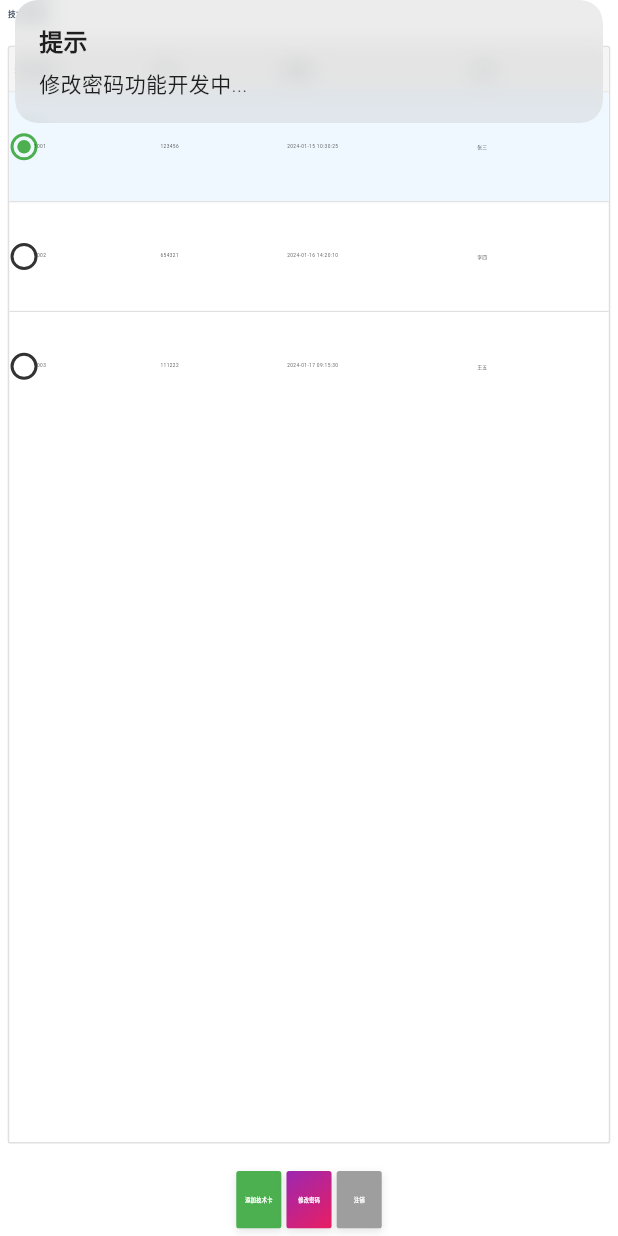
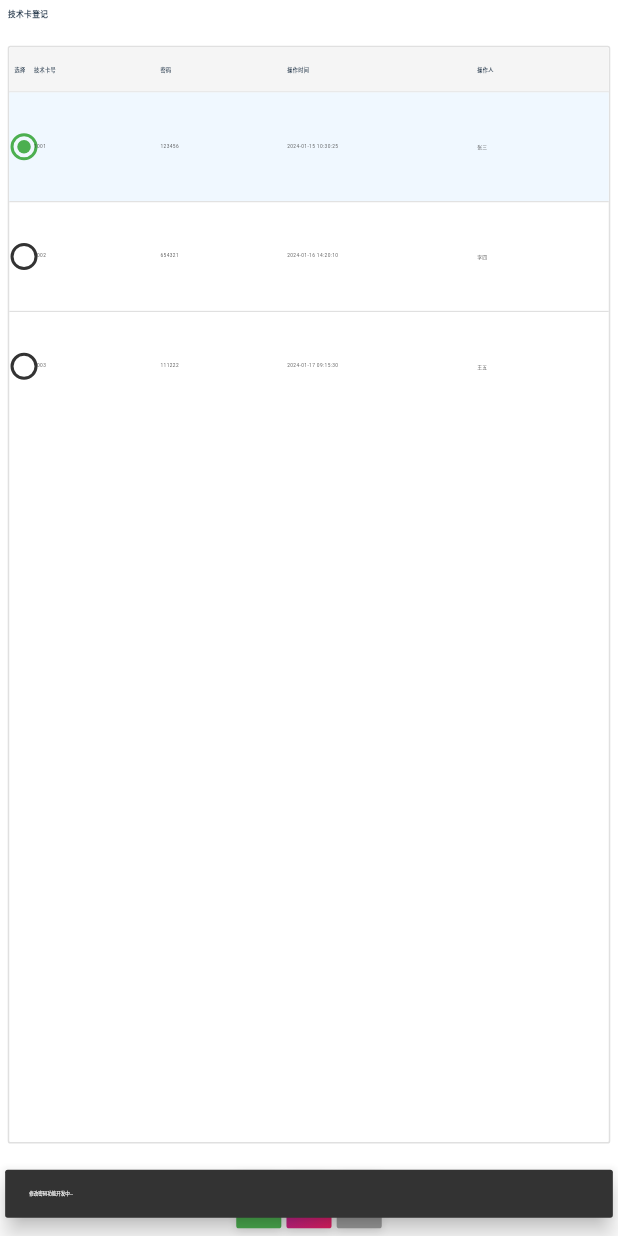
Before and after one commit to jiang-jian/crc1107, a Flutter app: the CardRegistrationView widget shown alone on an empty page, opened directly, after a tap on "修改密码", on a phone screen of 412 x 824 dp. Run offline on Flutter 3.47's test engine with Material 3 defaults, Android fonts, the phone set to English and light mode, and no system bars; our stand-ins replace connectivity_plus, dio, flutter_screenutil, flutter_svg, get, go_router and 2 more; missing offline and left inert: android_intent_plus, nfc_manager, sunmi_flutter_plugin_printer, window_manager; accounts and stored records are empty.

Commit message:
fix(settings): fix button navigation and implement dynamic row selection
- Convert CardRegistrationView to StatefulWidget for state management
- Add _selectedIndex state to track selected table row
- Replace Get.to() with Navigator.push() for MaterialApp.router compatibility
- Replace Get.snackbar with ScaffoldMessenger for proper notification
- Implement dynamic row selection (any row can be selected, not hardcoded)
- Update onTap handlers to use setState for UI updates

Fixes:
- Add technical card button now properly navigates to AddTechnicalCardView
- Change password and logout buttons now show correct snackbar notifications
- Table rows can be selected dynamically with visual feedback

```diff
--- a/lib/modules/settings/views/card_registration_view.dart
+++ b/lib/modules/settings/views/card_registration_view.dart
@@ -3,8 +3,15 @@ import 'package:flutter_screenutil/flutter_screenutil.dart';
 import 'package:get/get.dart';
 import 'add_technical_card_view.dart';
 
-class CardRegistrationView extends StatelessWidget {
+class CardRegistrationView extends StatefulWidget {
   const CardRegistrationView({super.key});
+
+  @override
+  State<CardRegistrationView> createState() => _CardRegistrationViewState();
+}
+
+class _CardRegistrationViewState extends State<CardRegistrationView> {
+  int _selectedIndex = 0; // 当前选中的行索引，默认选中第一行
 
   @override
   Widget build(BuildContext context) {
@@ -111,13 +118,15 @@ class CardRegistrationView extends StatelessWidget {
                 final item = mockData[index];
                 return _buildTableRow(
                   isHeader: false,
-                  selected: index == 0, // 默认选中第一行
+                  selected: _selectedIndex == index, // 根据状态判断是否选中
                   cardNumber: item['cardNumber']!,
                   password: item['password']!,
                   operationTime: item['operationTime']!,
                   operator: item['operator']!,
                   onTap: () {
-                    // TODO: 处理行选择
+                    setState(() {
+                      _selectedIndex = index; // 更新选中行
+                    });
                   },
                 );
               },
@@ -208,7 +217,11 @@ class CardRegistrationView extends StatelessWidget {
           backgroundColor: const Color(0xFF4CAF50),
           onPressed: () {
             // 跳转到添加技术卡页面
-            Get.to(() => const AddTechnicalCardView());
+            Navigator.of(context).push(
+              MaterialPageRoute(
+                builder: (context) => const AddTechnicalCardView(),
+              ),
+            );
           },
         ),
 
@@ -227,10 +240,11 @@ class CardRegistrationView extends StatelessWidget {
           ),
           onPressed: () {
             // TODO: 实现修改密码功能
-            Get.snackbar(
-              '提示',
-              '修改密码功能开发中...',
-              snackPosition: SnackPosition.TOP,
+            ScaffoldMessenger.of(context).showSnackBar(
+              const SnackBar(
+                content: Text('修改密码功能开发中...'),
+                behavior: SnackBarBehavior.floating,
+              ),
             );
           },
         ),
@@ -243,10 +257,11 @@ class CardRegistrationView extends StatelessWidget {
           backgroundColor: const Color(0xFF9E9E9E),
           onPressed: () {
             // TODO: 实现注销功能
-            Get.snackbar(
-              '提示',
-              '注销功能开发中...',
-              snackPosition: SnackPosition.TOP,
+            ScaffoldMessenger.of(context).showSnackBar(
+              const SnackBar(
+                content: Text('注销功能开发中...'),
+                behavior: SnackBarBehavior.floating,
+              ),
             );
           },
         ),
```
